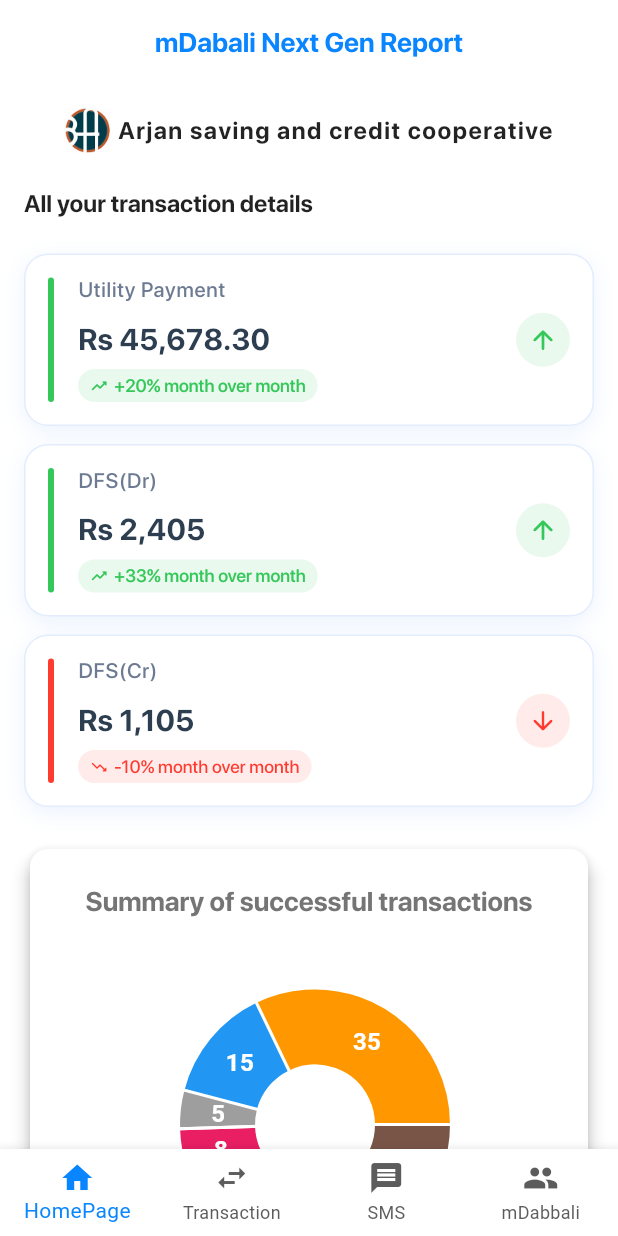
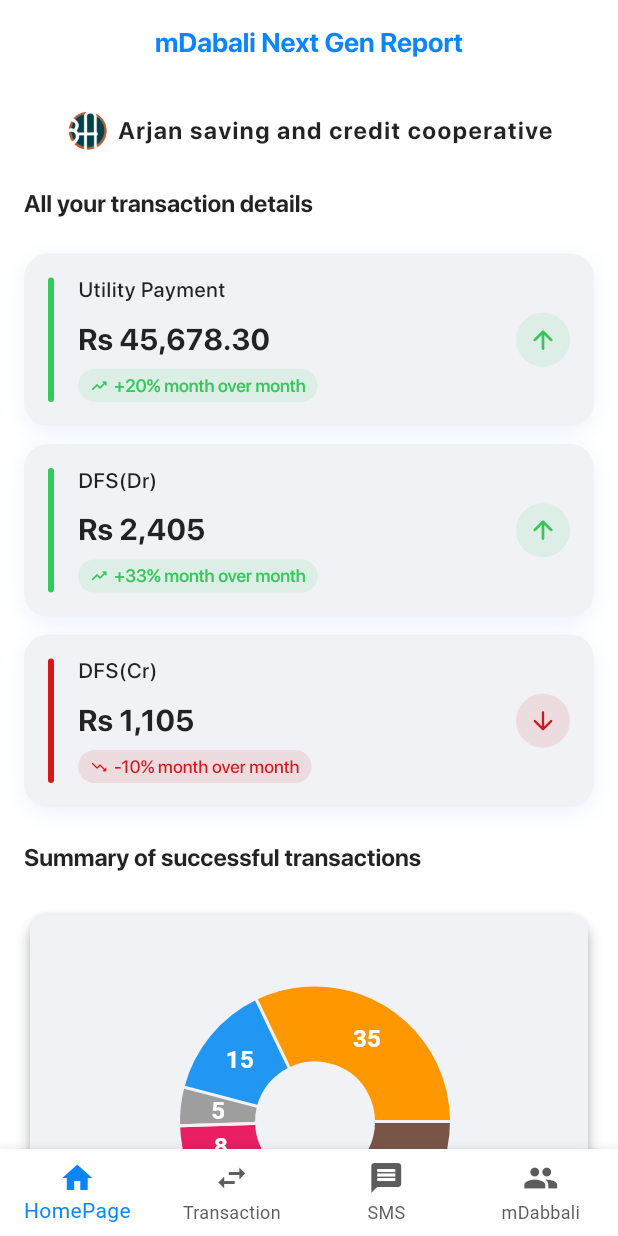
Before and after one commit to jiwantadhital/mdabali_report, a Flutter app: the DashBoardPage screen opened directly, on a phone screen of 412 x 824 dp. Run offline on Flutter 3.47's test engine with Material 3 defaults, Android fonts, the phone set to English and light mode, and no system bars; drawn by our look-alikes of fl_chart; our stand-ins replace equatable, flutter_bloc, flutter_sizer, get, pin_code_fields, pinput and 1 more; accounts and stored records are empty.

Commit message:
modified to use color scheme for all the widget

```diff
--- a/lib/view/homepage/charts/pie_chart_card.dart
+++ b/lib/view/homepage/charts/pie_chart_card.dart
@@ -1,7 +1,5 @@
-
 import 'package:fl_chart/fl_chart.dart';
 import 'package:flutter/material.dart';
-import 'package:path/path.dart';
 
 import '../../extracted_widgets/custom_text.dart';
 
@@ -13,166 +11,174 @@
 }
 
 class _PieChartCardState extends State<PieChartCard> {
-  int touchedIndex=-1;
+  int touchedIndex = -1;
 
   @override
   Widget build(BuildContext context) {
-    var height= MediaQuery.of(context).size.height;
+    // var height = MediaQuery.of(context).size.height;
+    var colorScheme = Theme.of(context).colorScheme;
     return SizedBox(
       //padding: EdgeInsets.all(8),
       // height: height,
       width: double.maxFinite,
       child: Card(
-        elevation: 5,
-        color: Colors.white,
+        elevation: 4,
+        color: colorScheme.surfaceContainer,
         child: Column(
           // mainAxisAlignment: MainAxisAlignment.center,
           // crossAxisAlignment: CrossAxisAlignment.center,
           children: [
-              const SizedBox(height: 24,),
-             CustomText(text: 'Summary of successful transactions',
-             fontSize: 18,
-            color: Colors.grey[600],
-            weight: FontWeight.bold,),
-            const SizedBox(height: 24,),
+            const SizedBox(
+              height: 24,
+            ),
             Row(
               children: [
-
-                 const SizedBox(width: 18,),
-
-
+                const SizedBox(
+                  width: 18,
+                ),
                 Expanded(
                   child: AspectRatio(
                     aspectRatio: 1.5,
-                    child: PieChart(
-                      PieChartData(
-                        pieTouchData: PieTouchData(
-                          touchCallback: (FlTouchEvent event,pieTouchResponse){
+                    child: PieChart(PieChartData(
+                      pieTouchData: PieTouchData(touchCallback:
+                          (FlTouchEvent event, pieTouchResponse) {
                         setState(() {
-                              if(!event.isInterestedForInteractions|| pieTouchResponse==null||pieTouchResponse.touchedSection==null){
-                                touchedIndex=-1;
+                          if (!event.isInterestedForInteractions ||
+                              pieTouchResponse == null ||
+                              pieTouchResponse.touchedSection == null) {
+                            touchedIndex = -1;
                             return;
                           }
-                              touchedIndex=pieTouchResponse.touchedSection!.touchedSectionIndex;
+                          touchedIndex = pieTouchResponse
+                              .touchedSection!.touchedSectionIndex;
                         });
-                          }
-                        ),
+                      }),
                       borderData: FlBorderData(show: false),
                       sectionsSpace: 2,
                       centerSpaceRadius: 40,
                       sections: _getPieChartSections(),
-                      )
-
-                    ),),
+                    )),
                   ),
-                 const SizedBox(width: 10,),
-
-
+                ),
+                const SizedBox(
+                  width: 10,
+                ),
               ],
             ),
             Padding(
-              padding: EdgeInsets.only(bottom: 18,right: 15),
+                padding: EdgeInsets.only(bottom: 18, right: 15),
                 child: Wrap(
                   spacing: 5,
                   runSpacing: 8,
                   direction: Axis.horizontal,
                   alignment: WrapAlignment.start,
                   children: [
-                  _buildIndicator(color: Colors.brown, text: 'Data Pack: 41.9%'),
-                  _buildIndicator(color: Colors.red, text: 'Electricity: 4%'),
-                  _buildIndicator(color: Colors.pink, text: 'Internet: 8%'),
-                  _buildIndicator(color: Colors.grey, text: 'TV: 0%'),
-                  _buildIndicator(color: Colors.blue, text: 'Water: 5%'),
-                  _buildIndicator(color: Colors.orange, text: 'Bank Transfer: 15%'),
-                                                   _buildIndicator(color: Colors.purple, text: 'QR: 35%'),
-
+                    _buildIndicator(
+                        color: Colors.brown,
+                        text: 'Data Pack: 41.9%',
+                        context: context),
+                    _buildIndicator(
+                        color: Colors.red,
+                        text: 'Electricity: 4%',
+                        context: context),
+                    _buildIndicator(
+                        color: Colors.pink,
+                        text: 'Internet: 8%',
+                        context: context),
+                    _buildIndicator(
+                        color: Colors.grey, text: 'TV: 0%', context: context),
+                    _buildIndicator(
+                        color: Colors.blue,
+                        text: 'Water: 5%',
+                        context: context),
+                    _buildIndicator(
+                        color: Colors.orange,
+                        text: 'Bank Transfer: 15%',
+                        context: context),
+                    _buildIndicator(
+                        color: Colors.purple,
+                        text: 'QR: 35%',
+                        context: context),
                   ],
                 ))
           ],
-
         ),
       ),
     );
   }
-  List<PieChartSectionData> _getPieChartSections(){
+
+  List<PieChartSectionData> _getPieChartSections() {
     return [
       PieChartSectionData(
           color: Colors.brown,
           value: 41.9,
           title: '41.9',
-      radius: touchedIndex==0?60.0:50.0,
+          radius: touchedIndex == 0 ? 60.0 : 50.0,
           titleStyle: TextStyle(
-        fontSize: touchedIndex==0?20.0:16.0,
+            fontSize: touchedIndex == 0 ? 20.0 : 16.0,
             fontWeight: FontWeight.bold,
             color: Colors.white,
-      )
-    ),
+          )),
       PieChartSectionData(
           color: Colors.red,
           value: 4,
           title: '4',
-      radius: touchedIndex==1?60.0:50.0,
+          radius: touchedIndex == 1 ? 60.0 : 50.0,
           titleStyle: TextStyle(
-        fontSize: touchedIndex==1?20.0:16.0,
+            fontSize: touchedIndex == 1 ? 20.0 : 16.0,
             fontWeight: FontWeight.bold,
             color: Colors.white,
-      )
-    ),
+          )),
       PieChartSectionData(
           color: Colors.pink,
           value: 8,
           title: '8',
-      radius: touchedIndex==2?60.0:50.0,
+          radius: touchedIndex == 2 ? 60.0 : 50.0,
           titleStyle: TextStyle(
-        fontSize: touchedIndex==2?20.0:16.0,
+            fontSize: touchedIndex == 2 ? 20.0 : 16.0,
             fontWeight: FontWeight.bold,
             color: Colors.white,
-      )
-    ),
+          )),
       PieChartSectionData(
           color: Colors.cyan,
           value: 0,
           title: '0',
-      radius: touchedIndex==3?60.0:50.0,
+          radius: touchedIndex == 3 ? 60.0 : 50.0,
           titleStyle: TextStyle(
-        fontSize: touchedIndex==3?20.0:16.0,
+            fontSize: touchedIndex == 3 ? 20.0 : 16.0,
             fontWeight: FontWeight.bold,
             color: Colors.white,
-      )
-    ),
+          )),
       PieChartSectionData(
           color: Colors.grey,
           value: 5,
           title: '5',
-      radius: touchedIndex==4?60.0:50.0,
+          radius: touchedIndex == 4 ? 60.0 : 50.0,
           titleStyle: TextStyle(
-        fontSize: touchedIndex==4?20.0:16.0,
+            fontSize: touchedIndex == 4 ? 20.0 : 16.0,
             fontWeight: FontWeight.bold,
             color: Colors.white,
-      )
-    ),
+          )),
       PieChartSectionData(
           color: Colors.blue,
           value: 15,
           title: '15',
-      radius: touchedIndex==5?60.0:50.0,
+          radius: touchedIndex == 5 ? 60.0 : 50.0,
           titleStyle: TextStyle(
-        fontSize: touchedIndex==5?20.0:16.0,
+            fontSize: touchedIndex == 5 ? 20.0 : 16.0,
             fontWeight: FontWeight.bold,
             color: Colors.white,
-      )
-    ),
+          )),
       PieChartSectionData(
           color: Colors.orange,
           value: 35,
           title: '35',
-      radius: touchedIndex==5?60.0:50.0,
+          radius: touchedIndex == 5 ? 60.0 : 50.0,
           titleStyle: TextStyle(
-        fontSize: touchedIndex==5?20.0:16.0,
+            fontSize: touchedIndex == 5 ? 20.0 : 16.0,
             fontWeight: FontWeight.bold,
             color: Colors.white,
-      )
-    ),
+          )),
       //  PieChartSectionData(
       //   color: Colors.purple,
       //   value: 35,
@@ -187,16 +193,27 @@
     ];
   }
 
-Widget _buildIndicator({required Color color,required String text}){
+  Widget _buildIndicator(
+      {required Color color,
+      required String text,
+      required BuildContext context}) {
     return Padding(
       padding: const EdgeInsets.symmetric(horizontal: 20),
       child: Row(
         children: [
-
-        Container(width: 16,height: 16,
-        color: color,),
-        const SizedBox(width: 8,),
-        CustomText(text: text,fontSize: 14,color: Colors.black87,)
+          Container(
+            width: 16,
+            height: 16,
+            color: color,
+          ),
+          const SizedBox(
+            width: 8,
+          ),
+          CustomText(
+            text: text,
+            fontSize: 14,
+            color: Theme.of(context).colorScheme.onSurface,
+          )
         ],
       ),
     );
--- a/lib/view/homepage/header_section.dart
+++ b/lib/view/homepage/header_section.dart
@@ -9,6 +9,7 @@
     return Column(
       children: [
         buildSummaryCard(
+          context: context,
           title: 'Utility Payment',
           amount: 'Rs 45,678.30',
           change: '+20% month over month',
@@ -17,6 +18,7 @@
         ),
         SizedBox(height: 12),
         buildSummaryCard(
+          context: context,
           title: 'DFS(Dr)',
           amount: 'Rs 2,405',
           change: '+33% month over month',
@@ -25,6 +27,7 @@
         ),
         SizedBox(height: 12),
         buildSummaryCard(
+          context: context,
           title: 'DFS(Cr)',
           amount: 'Rs 1,105',
           change: '-10% month over month',
@@ -36,12 +39,15 @@
   }
 
   Widget buildSummaryCard({
+    required BuildContext context,
     required String title,
     required String amount,
     required String change,
     required bool isPositive,
+
     // required IconData icon,
   }) {
+    var colorScheme = Theme.of(context).colorScheme;
     return Container(
       decoration: BoxDecoration(
         borderRadius: BorderRadius.circular(16),
@@ -56,14 +62,11 @@
       ),
       child: Card(
         elevation: 0,
-      color: Colors.white,
+        color: colorScheme.surfaceContainer,
+        //Colors.white,
         margin: EdgeInsets.zero,
         shape: RoundedRectangleBorder(
           borderRadius: BorderRadius.circular(16),
-        side: BorderSide(
-          color: Color(0xFF4285F4).withOpacity(0.15),
-          width: 1,
-        ),
         ),
         child: Padding(
           padding: EdgeInsets.all(16),
@@ -74,7 +77,8 @@
                 Container(
                   width: 4,
                   decoration: BoxDecoration(
-                  color: isPositive ? Color(0xFF34C759) : Color(0xFFFF3B30),
+                    color:
+                        isPositive ? colorScheme.tertiary : colorScheme.error,
                     borderRadius: BorderRadius.circular(2),
                   ),
                 ),
@@ -102,12 +106,14 @@
                               //   ),
                               // ),
                               // SizedBox(width: 10),
-                            CustomText(text: title,
+                              CustomText(
+                                text: title,
                                 fontSize: 14,
                                 weight: FontWeight.w500,
-                            color: Color(0xFF6C7A92),
-                            letterSpacing: 0.5,),
-
+                                color: colorScheme.onSurface,
+                                //Color(0xFF6C7A92),
+                                letterSpacing: 0.5,
+                              ),
                             ],
                           ),
                           SizedBox(height: 12),
@@ -115,16 +121,18 @@
                             text: amount,
                             fontSize: 20,
                             weight: FontWeight.w700,
-                          color: Color(0xFF2C3E50),
+                            color: colorScheme.onSurface,
+                            //Color(0xFF2C3E50),
                             letterSpacing: 0.2,
                           ),
                           SizedBox(height: 8),
                           Container(
-                          padding: EdgeInsets.symmetric(horizontal: 8, vertical: 4),
+                            padding: EdgeInsets.symmetric(
+                                horizontal: 8, vertical: 4),
                             decoration: BoxDecoration(
                               color: isPositive
-                                ? Color(0xFF34C759).withOpacity(0.1)
-                                : Color(0xFFFF3B30).withOpacity(0.1),
+                                  ? colorScheme.tertiaryFixedDim
+                                  : colorScheme.error.withOpacity(0.1),
                               borderRadius: BorderRadius.circular(12),
                             ),
                             child: Row(
@@ -134,7 +142,9 @@
                                   isPositive
                                       ? Icons.trending_up_rounded
                                       : Icons.trending_down_rounded,
-                                color: isPositive ? Color(0xFF34C759) : Color(0xFFFF3B30),
+                                  color: isPositive
+                                      ? colorScheme.tertiary
+                                      : colorScheme.error,
                                   size: 12,
                                 ),
                                 SizedBox(width: 4),
@@ -142,7 +152,9 @@
                                   text: change,
                                   fontSize: 12,
                                   weight: FontWeight.w500,
-                                color:  isPositive ? Color(0xFF34C759) : Color(0xFFFF3B30),
+                                  color: isPositive
+                                      ? colorScheme.tertiary
+                                      : colorScheme.error,
                                 ),
                               ],
                             ),
@@ -156,15 +168,17 @@
                             padding: EdgeInsets.all(8),
                             decoration: BoxDecoration(
                               color: isPositive
-                                ? Color(0xFF34C759).withOpacity(0.1)
-                                : Color(0xFFFF3B30).withOpacity(0.1),
+                                  ? colorScheme.tertiaryFixedDim
+                                  : colorScheme.error.withOpacity(0.1),
                               shape: BoxShape.circle,
                             ),
                             child: Icon(
                               isPositive
                                   ? Icons.arrow_upward_rounded
                                   : Icons.arrow_downward_rounded,
-                            color: isPositive ? Color(0xFF34C759) : Color(0xFFFF3B30),
+                              color: isPositive
+                                  ? colorScheme.tertiary
+                                  : colorScheme.error,
                               size: 20,
                             ),
                           ),
--- a/lib/view/homepage/home_page.dart
+++ b/lib/view/homepage/home_page.dart
@@ -1,4 +1,5 @@
 import 'package:flutter/material.dart';
+import 'package:mdabali_report/resources/images_constants.dart';
 
 import '../extracted_widgets/custom_text.dart';
 import 'charts/line_chart_card.dart';
@@ -10,60 +11,96 @@
 
   @override
   Widget build(BuildContext context) {
+    var colorScheme = Theme.of(context).colorScheme;
     return SingleChildScrollView(
-    child: Padding(padding: EdgeInsets.all(16),
+      child: Padding(
+        padding: EdgeInsets.all(16),
         child: Column(
           crossAxisAlignment: CrossAxisAlignment.start,
           children: [
             Row(
               mainAxisAlignment: MainAxisAlignment.center,
               children: [
-          Container(
+                Center(
+                    child: Image.asset(
+                  ImagesConstants.arjnaLogo,
+                  height: 30,
                   width: 30,
-            height: 30,
-            decoration: BoxDecoration(
-              color: Colors.blue[200],
-              borderRadius:BorderRadius.circular(8)
+                )),
+                const SizedBox(
+                  width: 5,
                 ),
-            child:  Center(
-              child:Image.asset('assets/images/arjan_logo.jpeg')
+                CustomText(
+                  text: 'Arjan saving and credit cooperative',
+                  textOverflow: TextOverflow.ellipsis,
+                  letterSpacing: 1,
+                  fontSize: 16,
+                  weight: FontWeight.w600,
+                ),
+                const SizedBox(
+                  height: 24,
+                ),
+              ],
+            ),
+            const SizedBox(
+              height: 24,
+            ),
+            CustomText(
+              text: 'All your transaction details',
+              fontSize: 16,
+              weight: FontWeight.w600,
+              color: colorScheme.onSurface,
+            ),
+            const SizedBox(
+              height: 24,
+            ),
+            HeaderSection(),
+            const SizedBox(
+              height: 24,
+            ),
+            CustomText(
+              text: 'Summary of successful transactions',
+              fontSize: 16,
+              color: colorScheme.onSurface,
+              weight: FontWeight.w600,
+            ),
+            const SizedBox(
+              height: 24,
+            ),
+            PieChartCard(),
+            const SizedBox(
+              height: 24,
+            ),
+            CustomText(
+              text: 'Transaction Trends',
+              fontSize: 16,
+              weight: FontWeight.bold,
+            ),
+            const SizedBox(
+              height: 16,
+            ),
+            LineChartCard(
+              title: 'Utility',
+              dataPoints: [20000, 25000, 30000, 35000, 40000, 45000],
+            ),
+            const SizedBox(
+              height: 24,
+            ),
+            LineChartCard(
+                title: 'DFS(Dr)',
+                dataPoints: [25000, 30000, 35000, 40000, 45000]),
+            const SizedBox(
+              height: 24,
+            ),
+            LineChartCard(
+                title: 'DFS(Cr)',
+                dataPoints: [25000, 30000, 35000, 40000, 45000]),
+            const SizedBox(
+              height: 24,
+            ),
+          ],
         ),
       ),
-          const SizedBox(width:5,),
-           CustomText(text:'Arjan saving and credit cooperative',
-           textOverflow:TextOverflow.ellipsis,
-           letterSpacing: 1,
-           fontSize: 16,
-           weight: FontWeight.w600,),
-           const SizedBox(height: 24,),
-
-
-
-        ],),
-        const SizedBox(height: 24,),
-          CustomText(text: 'All your transaction details',
-                      fontSize: 16,
-                      weight:FontWeight.w600,
-                      color: Colors.black87,),
-         const SizedBox(height: 24,),
-           HeaderSection(),
-        const SizedBox(height: 24,),
-
-           PieChartCard(),
-              const SizedBox(height: 24,),
-               CustomText(text: 'Transaction Trends',
-        fontSize: 20,
-        weight: FontWeight.bold,),
-        const SizedBox(height: 16,),
-        LineChartCard(title: 'Utility',dataPoints: [20000,25000,30000,35000,40000,45000],),
-        const SizedBox(height: 24,),
-        LineChartCard(title: 'DFS(Dr)', dataPoints:[25000,30000,35000,40000,45000]),
-                    const SizedBox(height: 24,),
-        LineChartCard(title: 'DFS(Cr)', dataPoints: [25000,30000,35000,40000,45000]),
-               const SizedBox(height: 24,),
-
-      ],
-    ),),
     );
   }
 }
```
Lines whose indentation alone changed are shown as unchanged.
